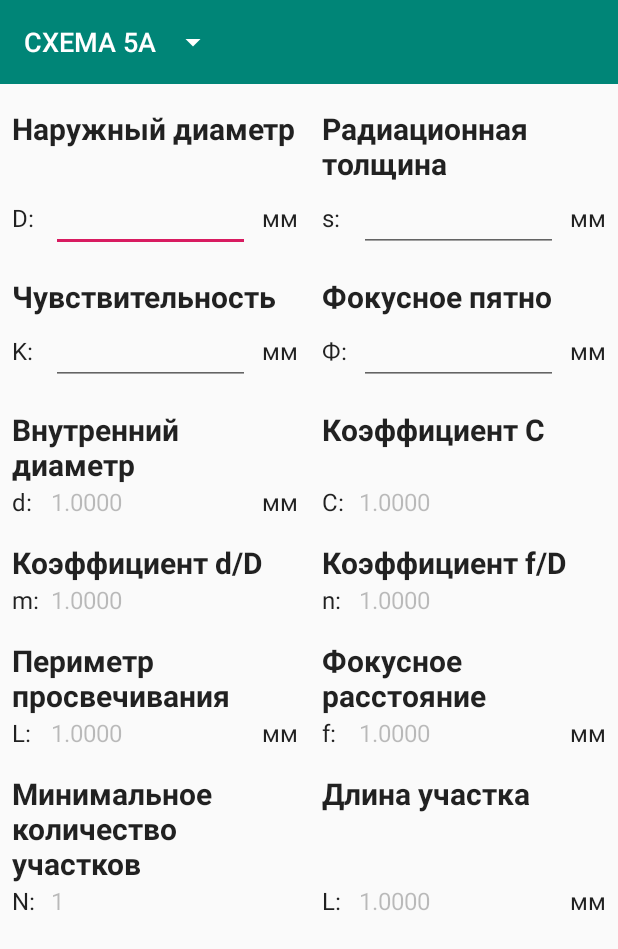
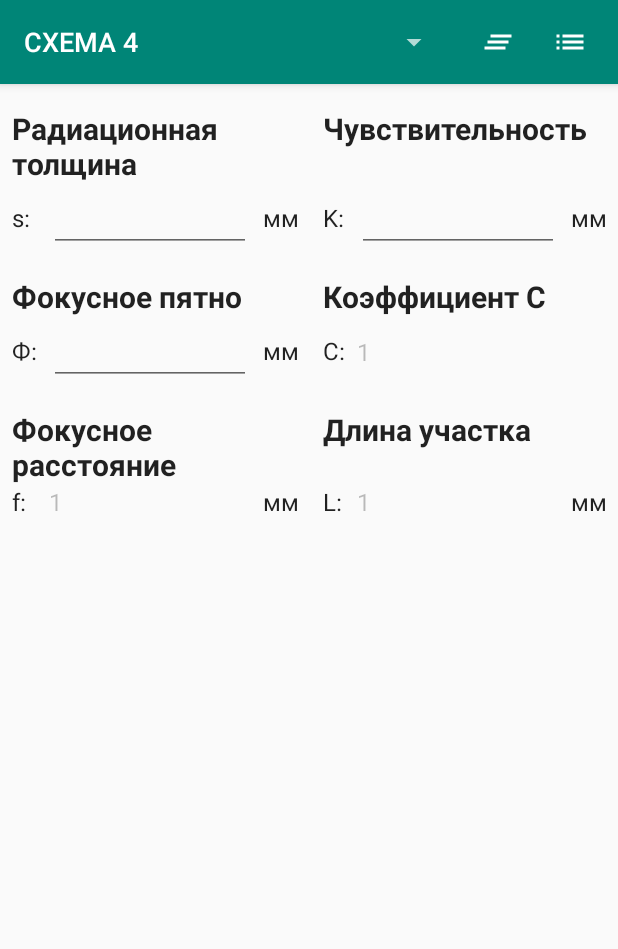
Before and after one commit to dimon4ezzz/FlawDetectorOperatorDiary, an Android app: the screen it shows after launch (MainActivity), on a phone screen of 412 x 824 dp. Shown: the top 949 px of the screen. Run offline under Robolectric (Android 15) with nearby library versions, the phone set to English and light mode, and no system bars.

Commit message:
implemented toolbar with menu

```diff
--- a/app/src/main/java/ru/flawdetectoroperatordiary/MainActivity.kt
+++ b/app/src/main/java/ru/flawdetectoroperatordiary/MainActivity.kt
@@ -1,9 +1,17 @@
 package ru.flawdetectoroperatordiary
 
 import android.os.Bundle
+import android.view.Menu
+import android.view.MenuItem
+import android.view.View
+import android.widget.AdapterView
 import android.widget.ArrayAdapter
 import android.widget.Spinner
 import androidx.appcompat.app.AppCompatActivity
+import androidx.appcompat.widget.Toolbar
+import ru.flawdetectoroperatordiary.scheme4.Scheme4
+import ru.flawdetectoroperatordiary.scheme5a.Scheme5a
+import ru.flawdetectoroperatordiary.utils.DefaultFragment
 
 class MainActivity : AppCompatActivity() {
     override fun onCreate(savedInstanceState: Bundle?) {
@@ -17,9 +25,45 @@ class MainActivity : AppCompatActivity() {
 
         val spinner: Spinner = findViewById(R.id.s_schemes_list)
         spinner.adapter = adapter
+        spinner.onItemSelectedListener = defaultOnItemSelectedListener
 
-        val toolbar =
-            layoutInflater.inflate(R.layout.toolbar, findViewById(android.R.id.content), false)
-        supportActionBar?.customView = toolbar
+        val toolbar: Toolbar = findViewById(R.id.toolbar)
+        setSupportActionBar(toolbar)
+
+
+    }
+
+    override fun onCreateOptionsMenu(menu: Menu?): Boolean {
+        menuInflater.inflate(R.menu.menu, menu)
+        return true
+    }
+
+    override fun onOptionsItemSelected(item: MenuItem): Boolean {
+        if (item.itemId == R.id.action_clear) {
+            // TODO send to Fragment some Bundle
+        }
+
+        return super.onOptionsItemSelected(item)
+    }
+
+    private val defaultOnItemSelectedListener = object : AdapterView.OnItemSelectedListener {
+        override fun onNothingSelected(parent: AdapterView<*>?) {
+            // TODO make something smart
+        }
+
+        override fun onItemSelected(parent: AdapterView<*>?, view: View?, position: Int, id: Long) {
+            when (id) {
+                0L -> gotoFragment(Scheme4())
+                1L -> gotoFragment(Scheme5a())
+            }
+        }
+
+    }
+
+    private fun gotoFragment(fragment: DefaultFragment) {
+        supportFragmentManager
+            .beginTransaction()
+            .replace(R.id.fragment, fragment)
+            .commit()
     }
 }
--- a/app/src/main/java/ru/flawdetectoroperatordiary/scheme4/Scheme4.kt
+++ b/app/src/main/java/ru/flawdetectoroperatordiary/scheme4/Scheme4.kt
@@ -12,6 +12,8 @@ class Scheme4 : DefaultFragment() {
     private lateinit var coefC: TextView
     private lateinit var distance: TextView
     private lateinit var plotLength: TextView
+
+    override fun getLayout(): Int = R.layout.fragment_scheme4
 
     override fun setMath() {
         math = CommonMath(Scheme.FOUR)
--- a/app/src/main/java/ru/flawdetectoroperatordiary/scheme5a/Scheme5a.kt
+++ b/app/src/main/java/ru/flawdetectoroperatordiary/scheme5a/Scheme5a.kt
@@ -17,6 +17,8 @@ class Scheme5a : DefaultFragment() {
     private lateinit var distance: TextView
     private lateinit var scansAmount: TextView
     private lateinit var plotLength: TextView
+
+    override fun getLayout(): Int = R.layout.fragment_scheme5a
 
     override fun setMath() {
         math = CommonMath(Scheme.FIVE_A)
--- a/app/src/main/java/ru/flawdetectoroperatordiary/utils/DefaultFragment.kt
+++ b/app/src/main/java/ru/flawdetectoroperatordiary/utils/DefaultFragment.kt
@@ -31,7 +31,7 @@ abstract class DefaultFragment : Fragment() {
         inflater: LayoutInflater, container: ViewGroup?,
         savedInstanceState: Bundle?
     ): View? {
-        val view = inflater.inflate(R.layout.fragment_scheme5a, container, false)
+        val view = inflater.inflate(getLayout(), container, false)
 
         with(view) {
             externalDiameter = findViewById(R.id.et_external_diameter)
@@ -51,6 +51,7 @@ abstract class DefaultFragment : Fragment() {
         return view
     }
 
+    protected abstract fun getLayout(): Int
     protected abstract fun setMath()
 
     protected abstract fun initCalculatedFields(view: View)
--- /dev/null
+++ b/app/src/main/res/drawable/ic_clear_all_white_24dp.xml
@@ -0,0 +1,10 @@
+<vector xmlns:android="http://schemas.android.com/apk/res/android"
+    android:width="24dp"
+    android:height="24dp"
+    android:tint="#FFFFFF"
+    android:viewportWidth="24.0"
+    android:viewportHeight="24.0">
+    <path
+        android:fillColor="#FF000000"
+        android:pathData="M5,13h14v-2L5,11v2zM3,17h14v-2L3,15v2zM7,7v2h14L21,7L7,7z" />
+</vector>
--- /dev/null
+++ b/app/src/main/res/drawable/ic_list_white_24dp.xml
@@ -0,0 +1,10 @@
+<vector xmlns:android="http://schemas.android.com/apk/res/android"
+    android:width="24dp"
+    android:height="24dp"
+    android:tint="#FFFFFF"
+    android:viewportWidth="24.0"
+    android:viewportHeight="24.0">
+    <path
+        android:fillColor="#FF000000"
+        android:pathData="M3,13h2v-2L3,11v2zM3,17h2v-2L3,15v2zM3,9h2L5,7L3,7v2zM7,13h14v-2L7,11v2zM7,17h14v-2L7,15v2zM7,7v2h14L21,7L7,7z" />
+</vector>
--- a/app/src/main/res/layout/activity_main.xml
+++ b/app/src/main/res/layout/activity_main.xml
@@ -6,11 +6,13 @@
     android:orientation="vertical"
     tools:context=".MainActivity">
 
-    <include layout="@layout/toolbar" />
+    <include
+        android:id="@+id/toolbar"
+        layout="@layout/toolbar" />
 
-    <fragment
+    <FrameLayout
         android:id="@+id/fragment"
-        android:name="ru.flawdetectoroperatordiary.scheme5a.Scheme5a"
         android:layout_width="match_parent"
         android:layout_height="wrap_content" />
+
 </LinearLayout>
--- a/app/src/main/res/layout/spinner_item.xml
+++ b/app/src/main/res/layout/spinner_item.xml
@@ -2,4 +2,4 @@
 <TextView xmlns:android="http://schemas.android.com/apk/res/android"
     style="@style/SpinnerTitle"
     android:layout_width="match_parent"
-    android:layout_height="match_parent"></TextView>
+    android:layout_height="match_parent" />
--- a/app/src/main/res/layout/toolbar.xml
+++ b/app/src/main/res/layout/toolbar.xml
@@ -1,12 +1,13 @@
 <?xml version="1.0" encoding="utf-8"?>
 <androidx.appcompat.widget.Toolbar xmlns:android="http://schemas.android.com/apk/res/android"
+    xmlns:app="http://schemas.android.com/apk/res-auto"
     style="@style/Toolbar"
-    android:layout_width="match_parent"
-    android:layout_height="wrap_content">
+    app:popupTheme="@style/ThemeOverlay.AppCompat.Light">
 
     <Spinner
         android:id="@+id/s_schemes_list"
-        android:layout_width="wrap_content"
-        android:layout_height="wrap_content" />
+        android:layout_width="match_parent"
+        android:layout_height="match_parent"
+        app:popupTheme="@style/ThemeOverlay.AppCompat.Light" />
 
 </androidx.appcompat.widget.Toolbar>
--- /dev/null
+++ b/app/src/main/res/menu/menu.xml
@@ -0,0 +1,16 @@
+<?xml version="1.0" encoding="utf-8"?>
+<menu xmlns:android="http://schemas.android.com/apk/res/android"
+    xmlns:app="http://schemas.android.com/apk/res-auto">
+
+    <item
+        android:id="@+id/action_clear"
+        android:icon="@drawable/ic_clear_all_white_24dp"
+        android:title="@string/menu_action_clear"
+        app:showAsAction="ifRoom" />
+
+    <item
+        android:id="@+id/action_list"
+        android:icon="@drawable/ic_list_white_24dp"
+        android:title="@string/menu_action_list"
+        app:showAsAction="ifRoom" />
+</menu>
--- a/app/src/main/res/values/strings.xml
+++ b/app/src/main/res/values/strings.xml
@@ -27,4 +27,8 @@
     <string name="N_is">N:</string>
     <string name="Length_is">L:</string>
     <string name="example_one">1</string>
+    <string name="menu_action_choice">Выбор схемы</string>
+    <string name="menu_action_clear">Очистить</string>
+    <string name="menu_action_settings">Настройки</string>
+    <string name="menu_action_list">Журнал ввода</string>
 </resources>
--- a/app/src/main/res/values/styles.xml
+++ b/app/src/main/res/values/styles.xml
@@ -9,8 +9,11 @@
     <style name="Toolbar">
         <item name="android:layout_width">match_parent</item>
         <item name="android:layout_height">?attr/actionBarSize</item>
-        <item name="theme">@style/ThemeOverlay.AppCompat.Dark.ActionBar</item>
+        <item name="android:theme">@style/ThemeOverlay.AppCompat.Dark</item>
         <item name="android:background">@color/colorPrimary</item>
+        <item name="android:elevation">4dp</item>
+        <item name="android:paddingStart">@dimen/default_margin</item>
+        <item name="android:paddingEnd">@dimen/default_margin</item>
     </style>
 
     <style name="BoldSubhead" parent="android:style/TextAppearance.Material.Subhead">
--- a/app/src/main/res/values/title_strings.xml
+++ b/app/src/main/res/values/title_strings.xml
@@ -1,7 +1,15 @@
 <?xml version="1.0" encoding="utf-8"?>
 <resources>
     <string-array name="titles">
-        <item name="scheme5a_title">Схема 5а</item>
-        <item name="scheme4_title">Схема 4</item>
+        <item>Схема 4</item>
+        <item>Схема 5а</item>
+        <item>Схема 5б</item>
+        <item>Схема 5в</item>
+        <item>Схема 5г</item>
+        <item>Схема 5д</item>
+        <item>Схема 5е</item>
+        <item>Схема 5ж</item>
+        <item>Схема 5з</item>
+        <item>Схема 6</item>
     </string-array>
 </resources>
```
